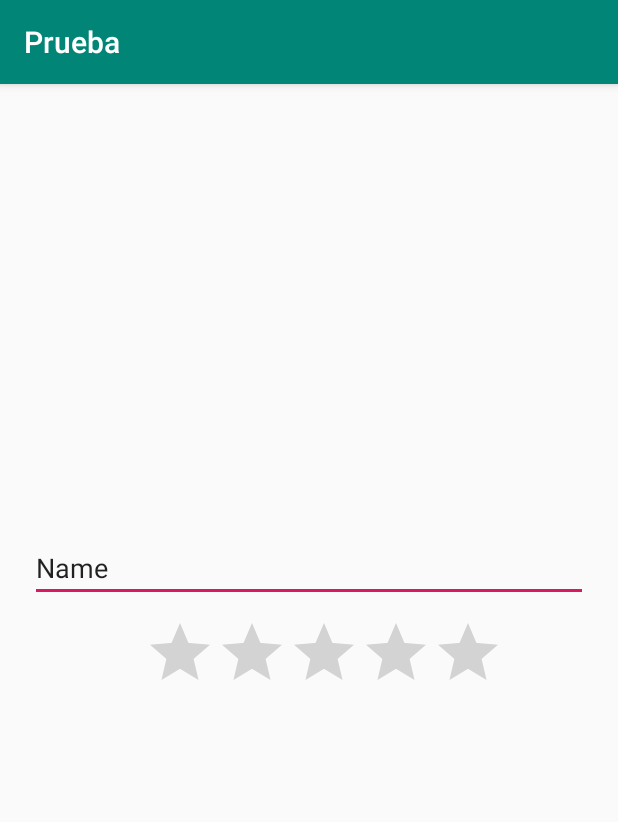
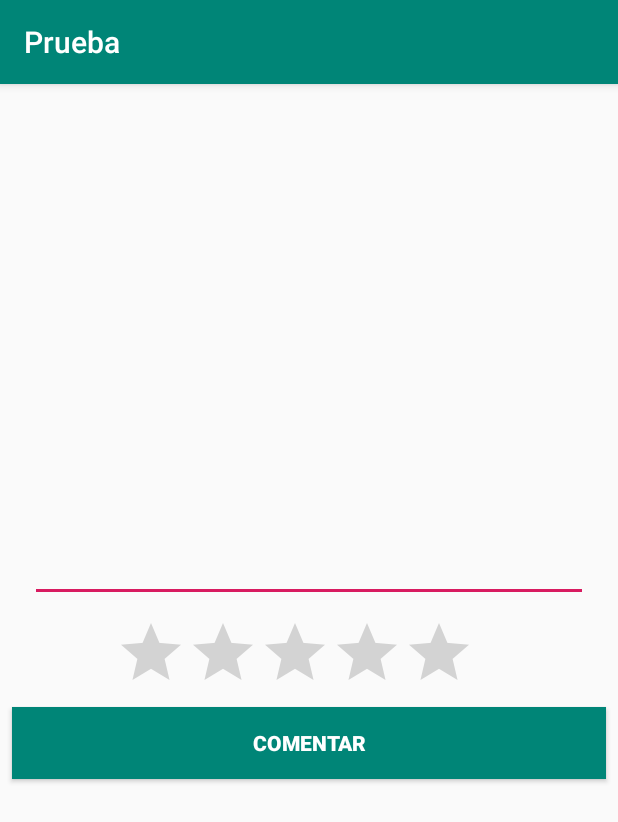
Before and after one commit to dizamar/Direcctorio, an Android app: the perfil screen opened directly, with no data from a screen before it, on a phone screen of 412 x 824 dp. Shown: the top 822 px of the screen. Run offline under Robolectric (Android 15) with nearby library versions, the phone set to English and light mode, and no system bars; our stand-ins replace Firebase (no records; nobody signed in at launch, a user with empty details on screens opened directly); 3 statements that could not run were skipped.

Commit message:
Cuarta entrada

```diff
--- a/app/src/main/java/com/example/prueba/perfil.kt
+++ b/app/src/main/java/com/example/prueba/perfil.kt
@@ -2,13 +2,75 @@ package com.example.prueba
 
 import androidx.appcompat.app.AppCompatActivity
 import android.os.Bundle
-import com.google.firebase.database.DatabaseReference
-import com.google.firebase.database.FirebaseDatabase
+import android.util.Log
+import android.widget.Button
+import android.widget.TextView
+import androidx.recyclerview.widget.LinearLayoutManager
+import com.google.firebase.database.*
+import kotlinx.android.synthetic.main.activity_item_cometario.*
+import kotlinx.android.synthetic.main.activity_pantalla1.*
+import kotlinx.android.synthetic.main.activity_perfil.*
+
 
 class perfil : AppCompatActivity() {
+    private lateinit var database: DatabaseReference
+    private val TAG = "Mesage"
+    private lateinit var  listaComentarios: MutableList<Comi1>
+    private lateinit var comentario : TextView
+    private lateinit var btn_send2 : Button
+
     override fun onCreate(savedInstanceState: Bundle?) {
         super.onCreate(savedInstanceState)
         setContentView(R.layout.activity_perfil)
+        database = FirebaseDatabase.getInstance().reference
+        listaComentarios= mutableListOf()
+        addchild()
+        rv_perfil.layoutManager = LinearLayoutManager(this)
+        rv_perfil.adapter = AdapterComentario ( listaComentarios , this)
+        comentario=findViewById(R.id.txt_comentario)
+
+        btn_send2 = findViewById(R.id.btnSend)
+        btn_send2.setOnClickListener {
+            val texto_com = txt_comentario.text.toString()
+            val rango = rbar.toString().toDouble()
+            newcommint(texto_com,rango)
+            }
+        }
+
+
+    private fun newcommint(texto: String, calificacion: Double?) {
+        val commi = Comi1(texto, calificacion)
+        database.child("Categoria").setValue(commi)
+    }
+    private fun addchild(){
+
+        database.addChildEventListener(object : ChildEventListener {
+            override fun onChildAdded(dataSnapshot: DataSnapshot, s: String?) {
+
+                val oficio= ArrayList<String>()
+                val td = dataSnapshot.value as MutableList<Comi1>
+                listaComentarios=td
+
+
+                Log.d("TAG", dataSnapshot.value!!.toString())
+            }
+
+            override fun onChildChanged(dataSnapshot: DataSnapshot, s: String?) {
+
+            }
+
+            override fun onChildRemoved(dataSnapshot: DataSnapshot) {
+
+            }
+
+            override fun onChildMoved(dataSnapshot: DataSnapshot, s: String?) {
+
+            }
+
+            override fun onCancelled(databaseError: DatabaseError) {
+
+            }
+        })
 
     }
 
--- a/app/src/main/res/layout/activity_perfil.xml
+++ b/app/src/main/res/layout/activity_perfil.xml
@@ -4,7 +4,7 @@
     xmlns:tools="http://schemas.android.com/tools"
     android:layout_width="match_parent"
     android:layout_height="match_parent"
-    tools:context=".perfil">
+    tools:context=".pantalla1">
 
     <EditText
         android:id="@+id/txt_com"
@@ -15,7 +15,6 @@
         android:layout_marginEnd="20dp"
         android:ems="10"
         android:inputType="textPersonName"
-        android:text="Name"
         app:layout_constraintEnd_toEndOf="parent"
         app:layout_constraintHorizontal_bias="1.0"
         app:layout_constraintStart_toStartOf="parent"
@@ -27,25 +26,11 @@
         android:layout_height="52dp"
         android:layout_marginStart="65dp"
         android:layout_marginTop="10dp"
+        android:layout_marginEnd="65dp"
         app:layout_constraintEnd_toEndOf="parent"
         app:layout_constraintHorizontal_bias="0.297"
         app:layout_constraintStart_toStartOf="parent"
         app:layout_constraintTop_toBottomOf="@+id/txt_com" />
-
-    <ToggleButton
-        android:id="@+id/btn_com"
-        android:layout_width="0dp"
-        android:layout_height="wrap_content"
-        android:layout_marginStart="50dp"
-        android:layout_marginTop="450dp"
-        android:layout_marginEnd="50dp"
-        android:background="@drawable/btn_estilo_off"
-        android:text="ToggleButton"
-        app:layout_constraintBottom_toBottomOf="parent"
-        app:layout_constraintEnd_toEndOf="parent"
-        app:layout_constraintHorizontal_bias="0.6"
-        app:layout_constraintStart_toStartOf="parent"
-        app:layout_constraintTop_toBottomOf="@+id/rbar" />
 
     <ImageView
         android:id="@+id/imageView2"
@@ -72,4 +57,22 @@
 
     </androidx.recyclerview.widget.RecyclerView>
 
+    <ToggleButton
+        android:id="@+id/txt_send"
+        style="@style/viewCustom"
+        android:layout_height="wrap_content"
+        android:layout_marginStart="100dp"
+        android:layout_marginTop="10dp"
+        android:layout_marginEnd="100dp"
+        android:background="@color/colorPrimary"
+        android:onClick="onClicksend"
+        android:text="Comentar"
+        android:textColor="@android:color/white"
+        android:textOff="Comentar"
+        android:textOn="Comentar"
+        android:textStyle="bold"
+        app:layout_constraintEnd_toEndOf="parent"
+        app:layout_constraintStart_toStartOf="parent"
+        app:layout_constraintTop_toBottomOf="@+id/rbar" />
+
 </androidx.constraintlayout.widget.ConstraintLayout>
```
Also changed, not shown: app/src/main/java/com/example/prueba/Adapteritem.kt (deleted, +0 -29 lines), app/src/main/java/com/example/prueba/Comi.kt (deleted, +0 -18 lines), app/src/main/java/com/example/prueba/MainActivity.kt (+7 -15 lines), app/src/main/java/com/example/prueba/pantalla1.kt (+106 -68 lines), app/src/main/java/com/example/prueba/register_act.kt (+12 -26 lines), app/src/main/res/layout/activity_item.xml (+9 -9 lines).
